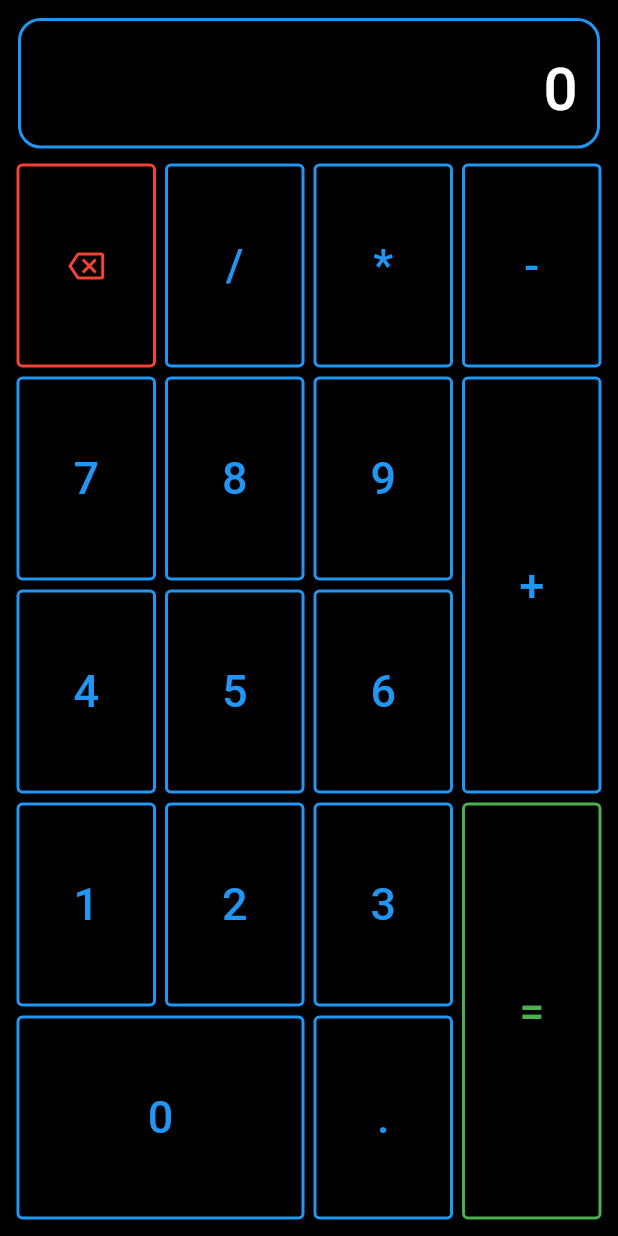
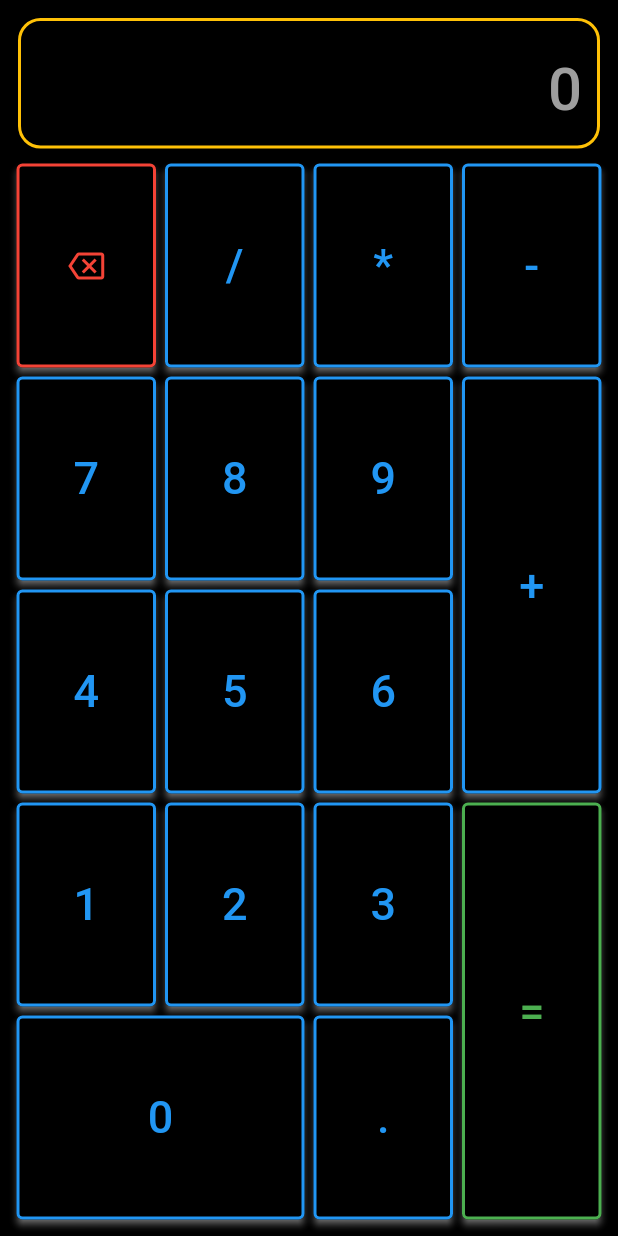
Before and after one commit to IbrahimElsaadany/FlutterCalculator, a Flutter app: the screen it shows after launch, on a phone screen of 412 x 824 dp. Run offline on Flutter 3.47's test engine with Material 2 defaults, Android fonts, the phone set to English and light mode, and no system bars.

Commit message:
Update main.dart

```diff
--- a/lib/main.dart
+++ b/lib/main.dart
@@ -1,10 +1,9 @@
 import "package:flutter/material.dart";
 void main(){
-  runApp(MyApp());
+  runApp(_MyApp());
 }
-class MyApp extends StatelessWidget{
-  TextEditingController result=TextEditingController()..text='0';
-  MyApp({super.key});
+class _MyApp extends StatelessWidget{
+  TextEditingController result=TextEditingController();
   @override
   Widget build(BuildContext context)
   => MaterialApp(
@@ -26,10 +25,16 @@ class MyApp extends StatelessWidget{
                   textAlign:TextAlign.right,
                   textAlignVertical:TextAlignVertical.bottom,
                   decoration:const InputDecoration(
-                    border: OutlineInputBorder(
-                      borderRadius:BorderRadius.all(Radius.circular(15),
-                      ),
+                    hintText:"0",
+                    hintStyle: TextStyle(color:Colors.grey),
+                    focusedBorder: OutlineInputBorder(
+                      borderRadius:BorderRadius.all(Radius.circular(15)),
+                      borderSide: BorderSide(color: Colors.amber,width:2)
                     ),
+                    enabledBorder: OutlineInputBorder(
+                      borderRadius:BorderRadius.all(Radius.circular(15)),
+                      borderSide: BorderSide(color: Colors.amber,width:2)
+                    )
                   )
                 ),
               ),
@@ -45,7 +50,8 @@ class MyApp extends StatelessWidget{
                           onPressed:()=>result.text=result.text.isNotEmpty?result.text.substring(0,result.text.length-1):'',
                           onLongPress:()=>result.text='',
                           style:ElevatedButton.styleFrom(
-                            backgroundColor:Colors.red.withOpacity(0),
+                            backgroundColor:Colors.black,
+                            shadowColor:Colors.white,
                             side:const BorderSide(color:Colors.red,width:2)
                           ),
                           child:const Icon(Icons.backspace_outlined,color:Colors.red),
@@ -126,19 +132,7 @@ class MyApp extends StatelessWidget{
                         ]
                       ),
                     ),
-                    Expanded(
-                      child:Padding(
-                        padding:const EdgeInsets.all(3),
-                        child: ElevatedButton(
-                          onPressed:eval,
-                          style:ElevatedButton.styleFrom(
-                            side:const BorderSide(color:Colors.green,width:2),
-                            backgroundColor: Colors.black.withOpacity(0),
-                          ),
-                          child:const Text("=",style:TextStyle(fontSize:30,color:Colors.green))
-                        )
-                      )
-                    )
+                    buildButtonItem('=',Colors.green)
                   ]
                 )
               )
@@ -148,20 +142,21 @@ class MyApp extends StatelessWidget{
       ),
     )
   );
-  Expanded buildButtonItem(String text)
+  Expanded buildButtonItem([String text='',Color color=Colors.blue])
   => Expanded(
     child: Padding(
       padding: const EdgeInsets.all(3.0),
       child: ElevatedButton(
         style:ElevatedButton.styleFrom(
-          side:const BorderSide(width:2,color:Colors.blue),
-          backgroundColor: Colors.blue.withOpacity(0)
+          side:BorderSide(width:2,color:color),
+          backgroundColor: Colors.black,
+          shadowColor: Colors.white,
         ),
         child:Text(
           text,
-          style:const TextStyle(fontSize:30,color:Colors.blue)
+          style:TextStyle(fontSize:30,color:color)
         ),
-        onPressed:()=>result.text=result.text+text
+        onPressed:()=>text!='='?result.text=result.text+text:eval()
       ),
     ),
   );
@@ -188,7 +183,7 @@ class MyApp extends StatelessWidget{
           final List<String> y = x.split('+');
           result.text=result.text.replaceFirst(x,(double.parse(y[0])+double.parse(y[1])).toString());
         }else if(x.contains('-')){
-          final List<String> y = x.split('-');
+          final List<String> y = x.split(RegExp('(?<=.)-'));
           result.text=result.text.replaceFirst(x,(double.parse(y[0])-double.parse(y[1])).toString());
         }
       }
```
